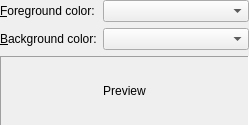
The window that src/viewer/irccolorchooserui.ui (KDE/konversation) describes before a commit, drawn with Qt 5.
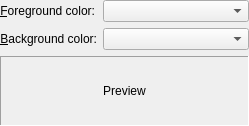
The same window after the commit. Custom widgets are drawn as their Qt base class.

Commit message:
HIG: Label alignment.
http://techbase.kde.org/Projects/Usability/HIG/Form_Label_Alignment

The edit to the form file:
```diff
--- a/src/viewer/irccolorchooserui.ui
+++ b/src/viewer/irccolorchooserui.ui
@@ -75,7 +75,10 @@
      <property name="text" >
       <string>&amp;Foreground color:</string>
      </property>
-     <property name="wordWrap" >
+     <property name="alignment">
+      <set>Qt::AlignRight|Qt::AlignTrailing|Qt::AlignVCenter</set>
+     </property>
+     <property name="wordWrap">
       <bool>false</bool>
      </property>
      <property name="buddy" >
@@ -121,7 +124,10 @@
      <property name="text" >
       <string>&amp;Background color:</string>
      </property>
-     <property name="wordWrap" >
+     <property name="alignment">
+      <set>Qt::AlignRight|Qt::AlignTrailing|Qt::AlignVCenter</set>
+     </property>
+     <property name="wordWrap">
       <bool>false</bool>
      </property>
      <property name="buddy" >
@@ -131,8 +137,8 @@
    </item>
   </layout>
  </widget>
- <layoutdefault spacing="6" margin="11" />
- <layoutfunction spacing="KDialog::spacingHint" margin="KDialog::marginHint" />
+ <layoutdefault spacing="6" margin="11"/>
+ <layoutfunction spacing="KDialog::spacingHint" margin="KDialog::marginHint"/>
  <customwidgets>
   <customwidget>
    <class>KComboBox</class>
```
Left out of the diff: 117 changed lines with no effect on the pictures. The commit also changes 4 other files.
